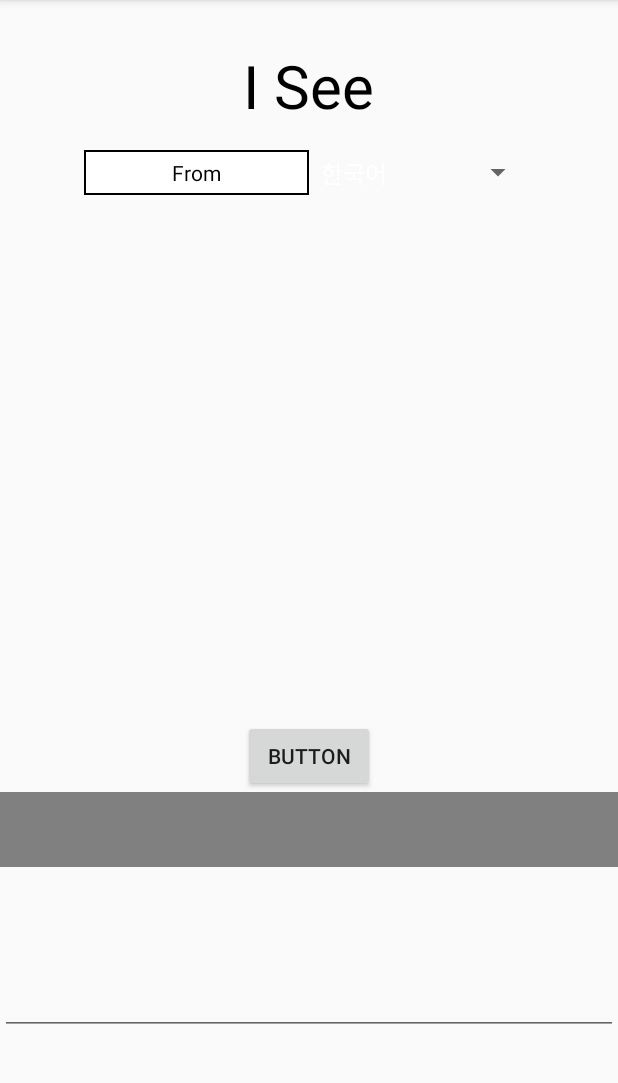
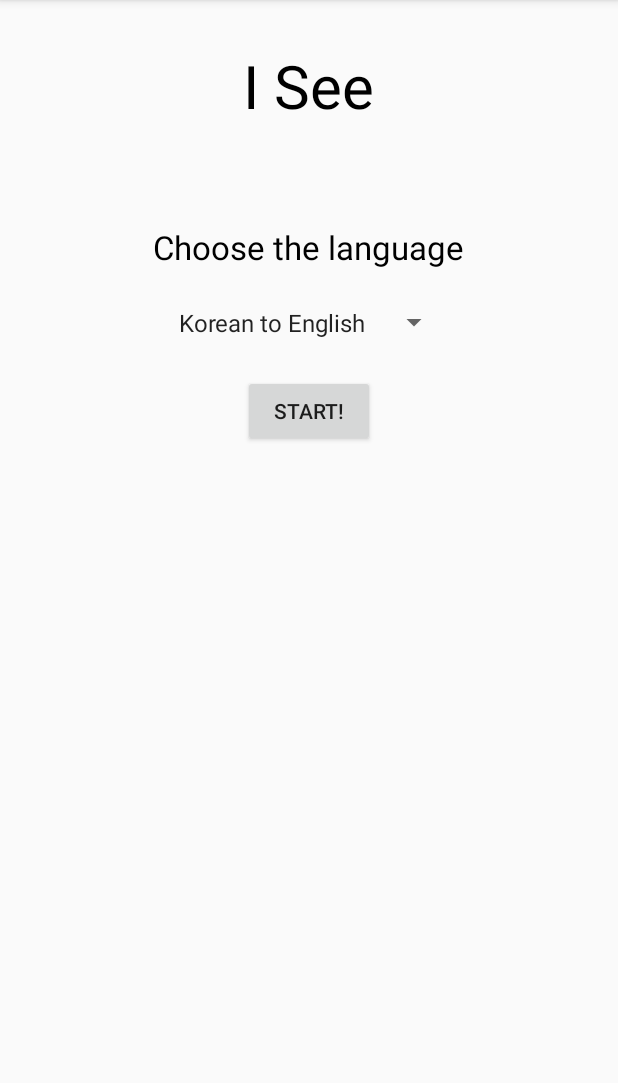
Before and after one commit to jeje910/Final_Project, an Android app: the screen it shows after launch (MainActivity before the commit, SplashActivity after it), on a phone screen of 412 x 824 dp, the part 84-1167 px from its top. Run offline under Robolectric (Android 15) with nearby library versions, the phone set to English and light mode, and no system bars.

Commit message:
언어 설정 추가

```diff
--- a/app/src/main/AndroidManifest.xml
+++ b/app/src/main/AndroidManifest.xml
@@ -13,6 +13,10 @@
         android:supportsRtl="true"
         android:theme="@style/AppTheme">
         <activity android:name=".MainActivity">
+
+        </activity>
+
+        <activity android:name=".SplashActivity">
             <intent-filter>
                 <action android:name="android.intent.action.MAIN" />
 
--- a/app/src/main/java/com/example/finalproject/MainActivity.java
+++ b/app/src/main/java/com/example/finalproject/MainActivity.java
@@ -17,7 +17,6 @@ import android.speech.tts.TextToSpeech;
 import android.util.Log;
 import android.view.View;
 import android.widget.AdapterView;
-import android.widget.ArrayAdapter;
 import android.widget.Button;
 import android.widget.EditText;
 import android.widget.Spinner;
@@ -33,7 +32,6 @@ import java.net.HttpURLConnection;
 import java.net.URL;
 import java.net.URLEncoder;
 import java.util.ArrayList;
-import java.util.List;
 import java.util.Locale;
 
 public class MainActivity extends AppCompatActivity {
@@ -52,14 +50,9 @@ public class MainActivity extends AppCompatActivity {
     Button btnSttStart;
     EditText txtInMsg;
     EditText txtSystem;
+    String language;
+    TextView lan_text;
 
-    // Dropdown box용
-    String[] items_from = {"한국어", "English"};
-    String[] items_to = {"한국어", "English"};
-    String[] items_font = {"폰트1", "폰트2", "폰트3"};
-    String[] items_fontsize = {"10", "12", "14"};
-    String[] items_fontcolor = {"검정색", "하얀색"};
-    String[] items_background = {"검정색", "회색", "하얀색"};
 
 
     @Override
@@ -68,56 +61,39 @@ public class MainActivity extends AppCompatActivity {
         super.onCreate(savedInstanceState);
         setContentView(R.layout.activity_main);
 
-        Spinner spinner_from = findViewById(R.id.from_spinner);
-        Spinner spinner_to = findViewById(R.id.to_spinner);
-        Spinner spinner_font = findViewById(R.id.font_spinner);
-        Spinner spinner_fontsize = findViewById(R.id.font_size_spinner);
-        Spinner spinner_fontcolor = findViewById(R.id.font_color_spinner);
-        Spinner spinner_background = findViewById(R.id.background_color_spinner);
+        Intent intent = new Intent(this.getIntent());
+        lan_text = findViewById(R.id.lan_text);
+        language = intent.getStringExtra("language");
+        lan_text.setText(language);
+        Log.d("taggg", language);
 
-        ArrayAdapter<String> from_adapter = new ArrayAdapter<String>(
-                getApplicationContext(), android.R.layout.simple_spinner_dropdown_item, items_from
-        );
-        ArrayAdapter<String> to_adapter = new ArrayAdapter<String>(
-                getApplicationContext(), android.R.layout.simple_spinner_dropdown_item, items_to
-        );
-        ArrayAdapter<String> font_adapter = new ArrayAdapter<String>(
-                getApplicationContext(), android.R.layout.simple_spinner_dropdown_item, items_font
-        );
-        ArrayAdapter<String> fontsize_adapter = new ArrayAdapter<String>(
-                getApplicationContext(), android.R.layout.simple_spinner_dropdown_item, items_fontsize
-        );
-        ArrayAdapter<String> fontcolor_adapter = new ArrayAdapter<String>(
-                getApplicationContext(), android.R.layout.simple_spinner_dropdown_item, items_fontcolor
-        );
-        ArrayAdapter<String> background_adapter = new ArrayAdapter<String>(
-                getApplicationContext(), android.R.layout.simple_spinner_dropdown_item, items_background
-        );
-
-        spinner_from.setAdapter(from_adapter);
-        spinner_to.setAdapter(to_adapter);
-        spinner_font.setAdapter(font_adapter);
-        spinner_fontsize.setAdapter(fontsize_adapter);
-        spinner_fontcolor.setAdapter(fontcolor_adapter);
-        spinner_background.setAdapter(background_adapter);
-
-        spinner_fontsize.setOnItemSelectedListener(new AdapterView.OnItemSelectedListener() {
+        /*
+        // 언어 변환을 위한 스피너
+        Spinner spinner = (Spinner)findViewById(R.id.from_spinner);
+        spinner.setOnItemSelectedListener(new AdapterView.OnItemSelectedListener() {
             @Override
-            public void onItemSelected(AdapterView<?> adapterView, View view, int i, long l) {
-                int changed_fontsize = Integer.parseInt(items_fontsize[i]);
+            public void onItemSelected(AdapterView<?> parent, View view, int position, long id) {
+                //Log.d("tag", (String) parent.getItemAtPosition(position));
+                //language = (String) parent.getItemAtPosition(position);
             }
 
             @Override
-            public void onNothingSelected(AdapterView<?> adapterView) {
+            public void onNothingSelected(AdapterView<?> parent) {
+            }
+    });
 
-            }
-        });
-
+         */
 
         // 음성인식
         SttIntent=new Intent(RecognizerIntent.ACTION_RECOGNIZE_SPEECH);
         SttIntent.putExtra(RecognizerIntent.EXTRA_CALLING_PACKAGE, getApplicationContext().getPackageName());
-        SttIntent.putExtra(RecognizerIntent.EXTRA_LANGUAGE, "ko-KR"); // 한국어 사용
+        Log.d("tagggg", language);
+        if (language.equals("Korean to English")) {
+            SttIntent.putExtra(RecognizerIntent.EXTRA_LANGUAGE, "ko-KR"); // 한국어 사용
+        }
+        else {
+            SttIntent.putExtra(RecognizerIntent.EXTRA_LANGUAGE, "en-US"); // 영어 사용
+        }
         mRecognizer=SpeechRecognizer.createSpeechRecognizer(cThis);
         mRecognizer.setRecognitionListener(listener);
 
@@ -126,7 +102,12 @@ public class MainActivity extends AppCompatActivity {
             @Override
             public void onInit(int status) {
                 if(status != TextToSpeech.ERROR){
-                    tts.setLanguage(Locale.KOREAN);
+                    if (language.equals("Korean to English")) {
+                        tts.setLanguage(Locale.KOREAN);
+                    }
+                    else {
+                        tts.setLanguage(Locale.ENGLISH);
+                    }
                 }
             }
         });
@@ -150,6 +131,7 @@ public class MainActivity extends AppCompatActivity {
                 }
             }
         });
+
 
         txtInMsg=(EditText)findViewById(R.id.txtInMsg);
         txtSystem=(EditText)findViewById(R.id.txtSystem);
@@ -260,6 +242,7 @@ public class MainActivity extends AppCompatActivity {
             mRecognizer=null;
         }
     }
+
     class BackgroundTask extends AsyncTask<String,Void,String> {
         @Override
         protected String doInBackground(String... str) {
@@ -275,8 +258,15 @@ public class MainActivity extends AppCompatActivity {
                 con.setRequestMethod("POST");
                 con.setRequestProperty("X-Naver-Client-Id", clientId);
                 con.setRequestProperty("X-Naver-Client-Secret", clientSecret);
+                String postParams;
 
-                String postParams = "source=ko&target=en&text=" + text;
+                if (language.equals("Korean to English")) {
+                    postParams = "source=ko&target=en&text=" + text;
+                }
+                else {
+                    postParams = "source=en&target=ko&text=" + text;
+                }
+
                 con.setDoOutput(true);
                 DataOutputStream wr = new DataOutputStream(con.getOutputStream());
                 wr.writeBytes(postParams);
--- /dev/null
+++ b/app/src/main/java/com/example/finalproject/SplashActivity.java
@@ -0,0 +1,62 @@
+package com.example.finalproject;
+
+import android.content.Intent;
+import android.os.Bundle;
+import android.util.Log;
+import android.view.View;
+import android.widget.AdapterView;
+import android.widget.ArrayAdapter;
+import android.widget.Button;
+import android.widget.Spinner;
+
+import androidx.annotation.Nullable;
+import androidx.appcompat.app.AppCompatActivity;
+
+import java.lang.reflect.Array;
+
+public class SplashActivity extends AppCompatActivity {
+
+    String language;
+    String[] items = {"Korean to English", "English to Korean"};
+    @Override
+    protected void onCreate(@Nullable Bundle savedInstanceState) {
+        super.onCreate(savedInstanceState);
+        setContentView(R.layout.activity_splash);
+
+
+        // 언어 변환을 위한 스피너
+        Spinner spinner = findViewById(R.id.spinner);
+
+        ArrayAdapter<String> adapter = new ArrayAdapter<String>(
+                this,android.R.layout.simple_spinner_item, items
+        );
+        adapter.setDropDownViewResource(android.R.layout.simple_spinner_item);
+        spinner.setAdapter(adapter);
+
+        spinner.setOnItemSelectedListener(new AdapterView.OnItemSelectedListener() {
+            @Override
+            public void onItemSelected(AdapterView<?> parent, View view, int position, long id) {
+                language = items[position];
+                Log.d("tag", language);
+            }
+
+            @Override
+            public void onNothingSelected(AdapterView<?> parent) {
+            }
+        });
+
+        Button btn = (Button)findViewById(R.id.btn_appstart);
+        btn.setOnClickListener(new View.OnClickListener() {
+            @Override
+            public void onClick(View v) {
+                Intent intent = new Intent(SplashActivity.this, MainActivity.class);
+                Log.d("tagg", language);
+                intent.putExtra("language", language);
+                startActivity(intent);
+            }
+        });
+
+
+
+    }
+}
--- a/app/src/main/res/layout/activity_main.xml
+++ b/app/src/main/res/layout/activity_main.xml
@@ -23,7 +23,7 @@
         />
     <TextView
         android:id="@+id/from"
-        android:text="@string/from"
+        android:text="language"
         android:layout_width="150dp"
         android:layout_height="30dp"
         android:layout_below="@+id/center"
@@ -32,8 +32,8 @@
         android:textColor="#000000"
         android:background="@drawable/edge"
         />
-    <Spinner
-        android:id="@+id/from_spinner"
+    <TextView
+        android:id="@+id/lan_text"
         android:layout_width="150dp"
         android:layout_height="30dp"
         android:layout_below="@+id/center"
--- /dev/null
+++ b/app/src/main/res/layout/activity_splash.xml
@@ -0,0 +1,48 @@
+<?xml version="1.0" encoding="utf-8"?>
+<RelativeLayout
+    xmlns:android="http://schemas.android.com/apk/res/android" android:layout_width="match_parent"
+    android:layout_height="match_parent">
+
+    <TextView
+        android:id="@+id/title"
+        android:layout_width="wrap_content"
+        android:layout_height="wrap_content"
+        android:layout_centerHorizontal="true"
+        android:layout_marginTop="30dp"
+        android:text="@string/title"
+        android:textColor="#000000"
+        android:textSize="18pt"
+        />
+
+    <TextView
+        android:layout_width="wrap_content"
+        android:layout_height="wrap_content"
+        android:text="Choose the language"
+        android:layout_centerHorizontal="true"
+        android:layout_marginTop="150dp"
+        android:textColor="#000000"
+        android:textSize="10pt"
+        />
+
+    <Spinner
+        android:id="@+id/spinner"
+        android:layout_width="wrap_content"
+        android:layout_height="30dp"
+        android:layout_centerHorizontal="true"
+        android:layout_marginTop="200dp"
+        android:gravity="center_vertical"
+        android:textColor="#000000"
+        />
+
+    <Button
+        android:id="@+id/btn_appstart"
+        android:text="start!"
+        android:layout_width="wrap_content"
+        android:layout_height="wrap_content"
+        android:layout_centerHorizontal="true"
+        android:layout_marginTop="250dp"
+        />
+
+
+
+</RelativeLayout>
```
